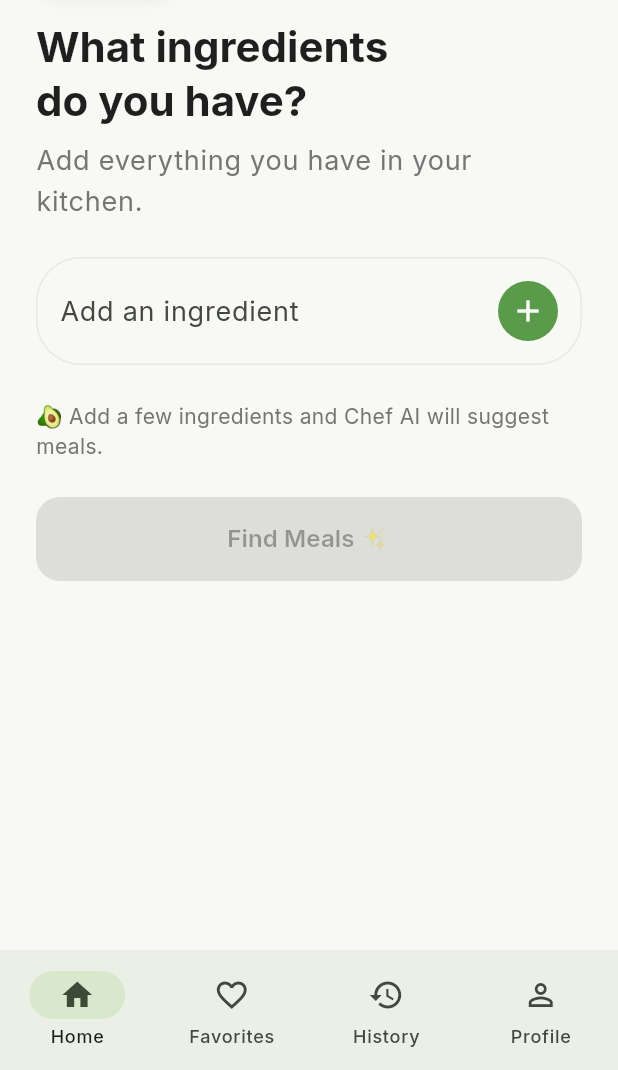
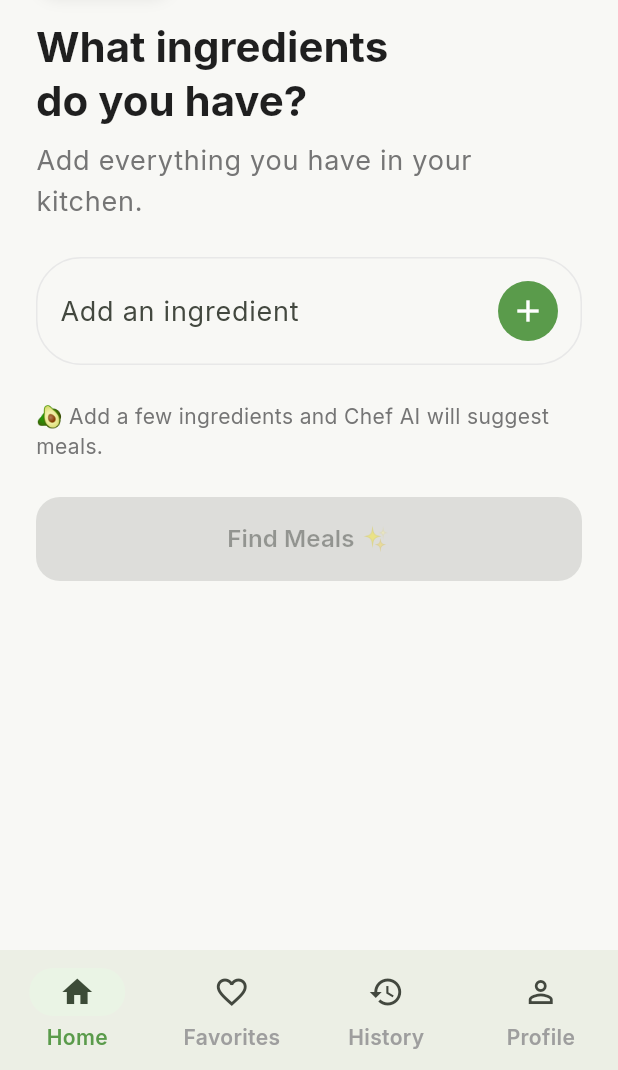
Before and after one commit to rodelgabriel45/meal_mate_ai, a Flutter app: the screen it shows after launch, on a phone screen of 412 x 824 dp, the part 166-1236 px from its top. Run offline on Flutter 3.47's test engine with Material 3 defaults, Android fonts, the phone set to English and light mode, and no system bars; our stand-ins replace flutter_dotenv, go_router, google_fonts, shared_preferences.

Commit message:
Add meal details screen

```diff
--- a/lib/core/router/app_router.dart
+++ b/lib/core/router/app_router.dart
@@ -2,7 +2,9 @@ import 'package:go_router/go_router.dart';
 import 'package:meal_mate_ai/features/favorites/screens/favorites_screen.dart';
 import 'package:meal_mate_ai/features/history/screens/history_screen.dart';
 import 'package:meal_mate_ai/features/home/screens/home_screen.dart';
+import 'package:meal_mate_ai/features/meals/models/meal.dart';
 import 'package:meal_mate_ai/features/meals/screens/ai_thinking_screen.dart';
+import 'package:meal_mate_ai/features/meals/screens/meal_details_screen.dart';
 import 'package:meal_mate_ai/features/meals/screens/meal_results_screen.dart';
 import 'package:meal_mate_ai/features/navigation/screens/navigation_screen.dart';
 import 'package:meal_mate_ai/features/profile/screens/profile_screen.dart';
@@ -60,6 +62,15 @@ class AppRouter {
           return const MealResultsScreen();
         },
       ),
+
+      GoRoute(
+        path: '/meal',
+        builder: (context, state) {
+          final meal = state.extra as Meal;
+
+          return MealDetailsScreen(meal: meal);
+        },
+      ),
     ],
   );
 }
--- a/lib/core/router/app_routes.dart
+++ b/lib/core/router/app_routes.dart
@@ -3,4 +3,5 @@ class AppRoutes {
   static const thinking = '/thinking';
   static const results = '/results';
   static const favorites = '/favorites';
+  static const mealDetails = '/meal';
 }
--- a/lib/core/widgets/back_button.dart
+++ b/lib/core/widgets/back_button.dart
@@ -1,14 +1,14 @@
 import 'package:flutter/material.dart';
 import 'package:go_router/go_router.dart';
 
-class BackButton extends StatelessWidget {
-  const BackButton({super.key});
+class AppBackButton extends StatelessWidget {
+  const AppBackButton({super.key});
 
   @override
   Widget build(BuildContext context) {
     return IconButton(
       onPressed: () {
-        context.pop();
+        context.go('/');
       },
       icon: Icon(Icons.arrow_back),
     );
--- a/lib/features/meals/models/meal.dart
+++ b/lib/features/meals/models/meal.dart
@@ -1,26 +1,52 @@
+import 'package:uuid/uuid.dart';
+
 class Meal {
+  final String id;
+
   final String title;
+  final String description;
+
   final int cookingTime;
+  final int servings;
+  final int calories;
+
   final String difficulty;
   final String tag;
+
+  final List<String> ingredients;
+  final List<String> instructions;
+
   final String imageUrl;
+
   bool isFavorite;
 
   Meal({
+    String? id,
     required this.title,
+    required this.description,
     required this.cookingTime,
+    required this.servings,
+    required this.calories,
     required this.difficulty,
     required this.tag,
+    required this.ingredients,
+    required this.instructions,
     required this.imageUrl,
     this.isFavorite = false,
-  });
+  }) : id = id ?? const Uuid().v4();
 
   Map<String, dynamic> toJson() {
     return {
+      'id': id,
       'title': title,
+      'description': description,
       'cookingTime': cookingTime,
+      'servings': servings,
+      'calories': calories,
       'difficulty': difficulty,
       'tag': tag,
+      'ingredients': ingredients,
+      'instructions': instructions,
       'imageUrl': imageUrl,
       'isFavorite': isFavorite,
     };
@@ -28,12 +54,47 @@ class Meal {
 
   factory Meal.fromJson(Map<String, dynamic> json) {
     return Meal(
+      id: json['id'],
       title: json['title'],
+      description: json['description'],
       cookingTime: json['cookingTime'],
+      servings: json['servings'],
+      calories: json['calories'],
       difficulty: json['difficulty'],
       tag: json['tag'],
+      ingredients: List<String>.from(json['ingredients']),
+      instructions: List<String>.from(json['instructions']),
       imageUrl: json['imageUrl'] ?? '',
       isFavorite: json['isFavorite'] ?? false,
     );
   }
+
+  Meal copyWith({
+    String? id,
+    String? title,
+    String? description,
+    int? cookingTime,
+    int? servings,
+    int? calories,
+    String? difficulty,
+    String? tag,
+    List<String>? ingredients,
+    List<String>? instructions,
+    String? imageUrl,
+    bool? isFavorite,
+  }) {
+    return Meal(
+      id: id ?? this.id,
+      title: title ?? this.title,
+      description: description ?? this.description,
+      cookingTime: cookingTime ?? this.cookingTime,
+      servings: servings ?? this.servings,
+      calories: calories ?? this.calories,
+      difficulty: difficulty ?? this.difficulty,
+      tag: tag ?? this.tag,
+      ingredients: ingredients ?? this.ingredients,
+      instructions: instructions ?? this.instructions,
+      imageUrl: imageUrl ?? this.imageUrl,
+    );
+  }
 }
--- a/lib/features/meals/screens/ai_thinking_screen.dart
+++ b/lib/features/meals/screens/ai_thinking_screen.dart
@@ -4,6 +4,7 @@ import 'package:meal_mate_ai/core/constants/app_padding.dart';
 import 'package:meal_mate_ai/core/constants/app_spacing.dart';
 import 'package:meal_mate_ai/core/router/app_routes.dart';
 import 'package:meal_mate_ai/core/theme/app_colors.dart';
+import 'package:meal_mate_ai/core/widgets/back_button.dart';
 import 'package:meal_mate_ai/features/home/providers/ingredient_provider.dart';
 import 'package:meal_mate_ai/features/meals/providers/meal_provider.dart';
 import 'package:provider/provider.dart';
@@ -53,7 +54,7 @@ class _AIThinkingScreenState extends State<AIThinkingScreen> {
           padding: AppPadding.screen,
           child: Column(
             children: [
-              Align(alignment: Alignment.centerLeft, child: BackButton()),
+              Align(alignment: Alignment.centerLeft, child: AppBackButton()),
 
               const SizedBox(height: 60),
 
--- a/lib/features/meals/screens/meal_results_screen.dart
+++ b/lib/features/meals/screens/meal_results_screen.dart
@@ -1,6 +1,7 @@
 import 'package:flutter/material.dart';
 import 'package:meal_mate_ai/core/constants/app_padding.dart';
 import 'package:meal_mate_ai/core/constants/app_spacing.dart';
+import 'package:meal_mate_ai/core/widgets/back_button.dart';
 import 'package:meal_mate_ai/features/meals/providers/meal_provider.dart';
 import 'package:meal_mate_ai/features/meals/widgets/meal_card.dart';
 import 'package:provider/provider.dart';
@@ -19,7 +20,7 @@ class MealResultsScreen extends StatelessWidget {
           child: Column(
             crossAxisAlignment: CrossAxisAlignment.start,
             children: [
-              BackButton(),
+              AppBackButton(),
 
               SizedBox(height: AppSpacing.sm),
 
--- a/lib/features/navigation/widgets/app_bottom_navigation.dart
+++ b/lib/features/navigation/widgets/app_bottom_navigation.dart
@@ -1,5 +1,6 @@
 import 'package:flutter/material.dart';
 import 'package:go_router/go_router.dart';
+import 'package:meal_mate_ai/core/theme/app_colors.dart';
 
 class AppBottomNavigation extends StatelessWidget {
   const AppBottomNavigation({super.key});
@@ -11,12 +12,25 @@ class AppBottomNavigation extends StatelessWidget {
     int currentIndex = switch (location) {
       '/' => 0,
       '/favorites' => 1,
-      'history' => 2,
-      'profile' => 3,
+      '/history' => 2,
+      '/profile' => 3,
       _ => 0,
     };
 
-    return NavigationBar(
+    return NavigationBarTheme(
+      data: NavigationBarThemeData(
+        indicatorColor: AppColors.primaryLight,
+
+        labelTextStyle: WidgetStateTextStyle.resolveWith((states) {
+          return TextStyle(
+            color: states.contains(WidgetState.selected)
+                ? AppColors.primary
+                : Colors.grey,
+            fontWeight: FontWeight.w600,
+          );
+        }),
+      ),
+      child: NavigationBar(
         selectedIndex: currentIndex,
         destinations: const [
           NavigationDestination(
@@ -56,6 +70,7 @@ class AppBottomNavigation extends StatelessWidget {
               break;
           }
         },
+      ),
     );
   }
 }
--- a/pubspec.yaml
+++ b/pubspec.yaml
@@ -40,6 +40,7 @@ dependencies:
   http: ^1.6.0
   flutter_dotenv: ^6.0.1
   go_router: ^17.3.0
+  uuid: ^4.5.3
 
 dev_dependencies:
   flutter_test:
```
Also changed, not shown: lib/features/favorites/widgets/favorite_meal_tile.dart (+13 -2 lines), lib/features/meals/screens/meal_details_screen.dart (added, +222 -0 lines), lib/features/meals/services/openai_service.dart (+53 -10 lines), lib/features/meals/widgets/favorite_button.dart (added, +26 -0 lines), lib/features/meals/widgets/hero_image.dart (added, +44 -0 lines), lib/features/meals/widgets/meal_card.dart (+5 -20 lines), pubspec.lock. Lines whose indentation alone changed are shown as unchanged.
